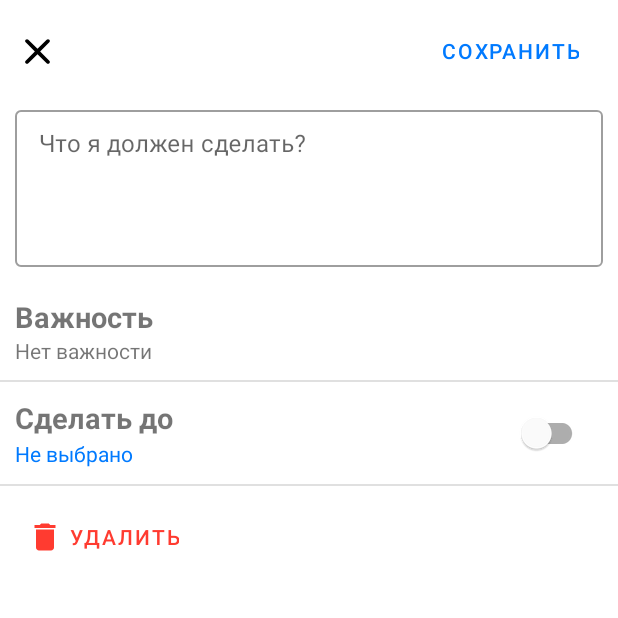
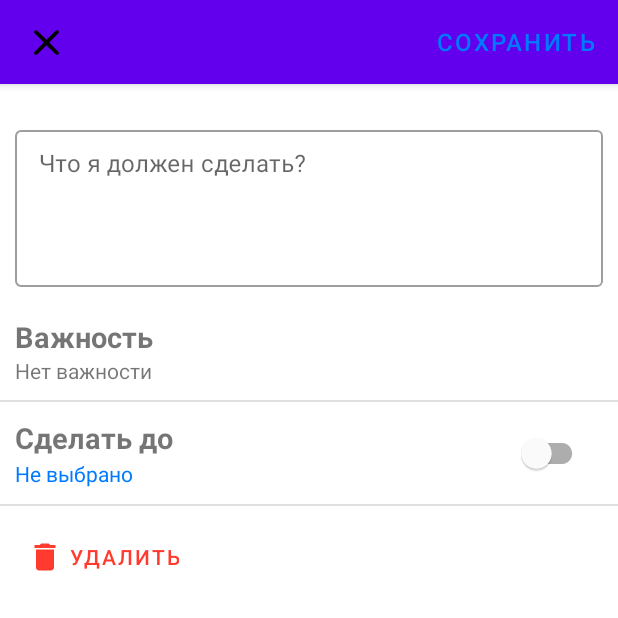
Before and after one commit to Mobile-Developement-School-23/android-todoapp-marbjorn, an Android app: the AddTaskFragment screen opened through its navigation route, on a phone screen of 412 x 824 dp, the top half of it. Run offline under Robolectric (Android 15) with nearby library versions, the phone set to English and light mode, and no system bars.

Commit message:
add toolbar to fragment AddTask

```diff
--- a/app/src/main/AndroidManifest.xml
+++ b/app/src/main/AndroidManifest.xml
@@ -13,7 +13,8 @@
         tools:targetApi="31">
         <activity
             android:name=".MainActivity"
-            android:exported="true">
+            android:exported="true"
+            android:windowSoftInputMode="stateAlwaysHidden">
             <intent-filter>
                 <action android:name="android.intent.action.MAIN" />
 
--- a/app/src/main/java/com/example/todoapp/AddTaskFragment.kt
+++ b/app/src/main/java/com/example/todoapp/AddTaskFragment.kt
@@ -1,6 +1,7 @@
 package com.example.todoapp
 
 import android.app.DatePickerDialog
+import android.content.Context.INPUT_METHOD_SERVICE
 import android.icu.text.SimpleDateFormat
 import android.os.Bundle
 import android.text.SpannableString
@@ -9,10 +10,12 @@ import androidx.fragment.app.Fragment
 import android.view.LayoutInflater
 import android.view.View
 import android.view.ViewGroup
+import android.view.inputmethod.InputMethodManager
 import android.widget.DatePicker
 import android.widget.Toast
 import androidx.appcompat.widget.PopupMenu
 import androidx.core.content.ContextCompat
+import androidx.core.content.ContextCompat.getSystemService
 import androidx.fragment.app.createViewModelLazy
 import androidx.fragment.app.viewModels
 import androidx.navigation.NavArgs
--- a/app/src/main/res/layout/fragment_add_task.xml
+++ b/app/src/main/res/layout/fragment_add_task.xml
@@ -1,32 +1,79 @@
 <?xml version="1.0" encoding="utf-8"?>
 
 
-<androidx.constraintlayout.widget.ConstraintLayout xmlns:android="http://schemas.android.com/apk/res/android"
+<androidx.coordinatorlayout.widget.CoordinatorLayout xmlns:android="http://schemas.android.com/apk/res/android"
 
     xmlns:tools="http://schemas.android.com/tools"
     android:layout_width="match_parent"
     android:layout_height="match_parent"
     xmlns:app="http://schemas.android.com/apk/res-auto"
-    tools:context=".AddTaskFragment">
+    tools:context=".AddTaskFragment"
+    >
+    <com.google.android.material.appbar.AppBarLayout
+        android:layout_width="match_parent"
+        android:layout_height="?actionBarSize">
+        <androidx.appcompat.widget.Toolbar
+            android:layout_width="match_parent"
+            android:layout_height="match_parent">
+            <androidx.constraintlayout.widget.ConstraintLayout
+                android:layout_width="match_parent"
+                android:layout_height="match_parent">
 
                 <com.google.android.material.button.MaterialButton
                     android:id="@+id/btn_save"
                     android:layout_width="wrap_content"
                     android:layout_height="wrap_content"
+                    android:layout_alignParentEnd="true"
                     android:background="@android:color/transparent"
+                    app:layout_constraintEnd_toEndOf="parent"
+                    app:layout_constraintTop_toTopOf="parent"
+                    app:layout_constraintBottom_toBottomOf="parent"
                     android:text="@string/save"
-        android:textColor="@color/color_light_blue"
-        app:layout_constraintTop_toTopOf="parent"
-        app:layout_constraintEnd_toEndOf="parent"
-        android:layout_marginEnd="10dp"
-        android:layout_marginTop="10dp"
+                    android:textSize="16sp"
 
 
+                    android:textColor="@color/color_light_blue" />
+                <ImageButton
+                    android:id="@+id/ib_cancel"
+                    android:layout_width="30dp"
+                    android:layout_height="30dp"
+                    android:background="@drawable/round_close_24"
+                    app:layout_constraintStart_toStartOf="parent"
+                    app:layout_constraintTop_toTopOf="parent"
+                    app:layout_constraintBottom_toBottomOf="parent"
                     />
+            </androidx.constraintlayout.widget.ConstraintLayout>
+        </androidx.appcompat.widget.Toolbar>
+    </com.google.android.material.appbar.AppBarLayout>
+
+    <androidx.core.widget.NestedScrollView
+        android:layout_width="match_parent"
+        android:layout_height="match_parent"
+        app:layout_behavior="com.google.android.material.appbar.AppBarLayout$ScrollingViewBehavior">
+    <androidx.constraintlayout.widget.ConstraintLayout
+        android:layout_width="match_parent"
+        android:layout_height="match_parent"
+        android:layout_marginTop="15dp"
+        >
+
+<!--        <com.google.android.material.button.MaterialButton-->
+<!--            android:id="@+id/btn_save"-->
+<!--            android:layout_width="wrap_content"-->
+<!--            android:layout_height="wrap_content"-->
+<!--            android:background="@android:color/transparent"-->
+<!--            android:text="@string/save"-->
+<!--            android:textColor="@color/color_light_blue"-->
+<!--            app:layout_constraintTop_toTopOf="parent"-->
+<!--            app:layout_constraintEnd_toEndOf="parent"-->
+<!--            android:layout_marginEnd="10dp"-->
+<!--            android:layout_marginTop="10dp"-->
+
+
+<!--            />-->
         <com.google.android.material.textfield.TextInputLayout
             android:id="@+id/textLayout_todo"
             android:layout_width="match_parent"
-        app:layout_constraintTop_toBottomOf="@id/btn_save"
+            app:layout_constraintTop_toTopOf="parent"
             app:layout_constraintStart_toStartOf="parent"
             app:layout_constraintEnd_toEndOf="parent"
             android:layout_height="wrap_content"
@@ -38,6 +85,7 @@
             >
             <com.google.android.material.textfield.TextInputEditText
                 android:id="@+id/et_todo"
+                android:inputType="none"
                 android:layout_width="match_parent"
                 android:layout_height="wrap_content"
                 android:minLines="4"
@@ -149,18 +197,20 @@
 
 
             />
-    <ImageButton
-        android:id="@+id/ib_cancel"
-        android:layout_width="30dp"
-        android:layout_height="30dp"
-        android:background="@drawable/round_close_24"
-        app:layout_constraintStart_toStartOf="parent"
-        app:layout_constraintTop_toTopOf="@id/btn_save"
-        app:layout_constraintBottom_toBottomOf="@id/btn_save"
-        android:layout_marginStart="10dp"
-        />
+<!--        <ImageButton-->
+<!--            android:id="@+id/ib_cancel"-->
+<!--            android:layout_width="30dp"-->
+<!--            android:layout_height="30dp"-->
+<!--            android:background="@drawable/round_close_24"-->
+<!--            app:layout_constraintStart_toStartOf="parent"-->
+<!--            app:layout_constraintTop_toTopOf="@id/btn_save"-->
+<!--            app:layout_constraintBottom_toBottomOf="@id/btn_save"-->
+<!--            android:layout_marginStart="10dp"-->
+<!--            />-->
 
 
 
 
     </androidx.constraintlayout.widget.ConstraintLayout>
+    </androidx.core.widget.NestedScrollView>
+</androidx.coordinatorlayout.widget.CoordinatorLayout>
```
Lines whose indentation alone changed are shown as unchanged.
